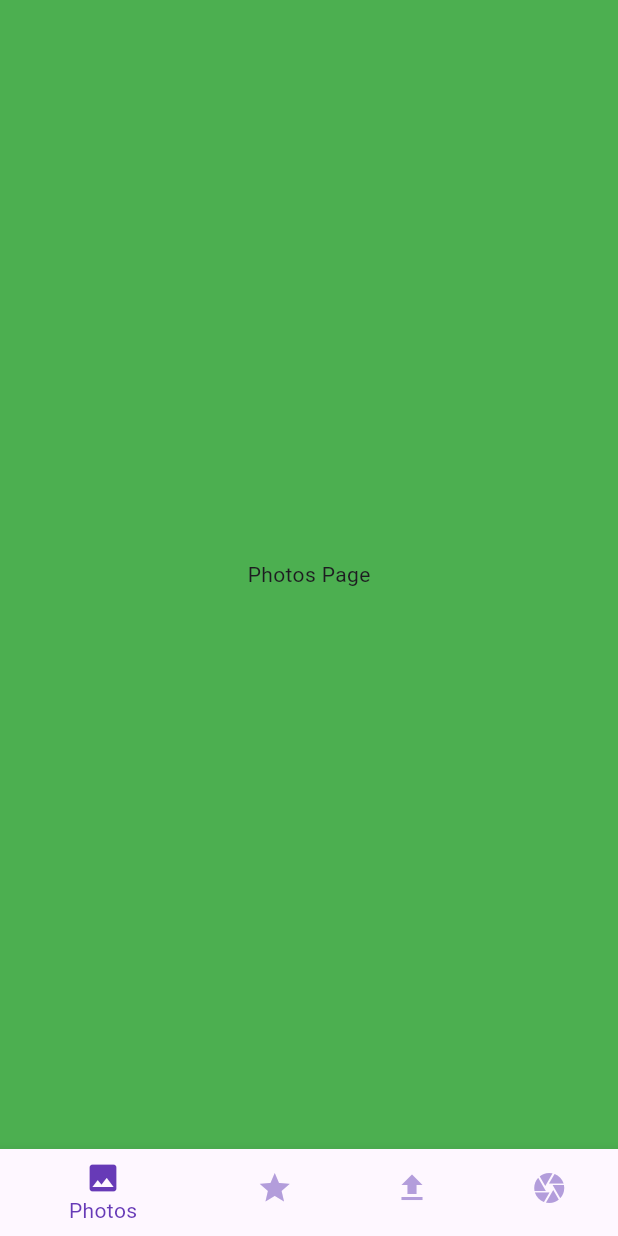
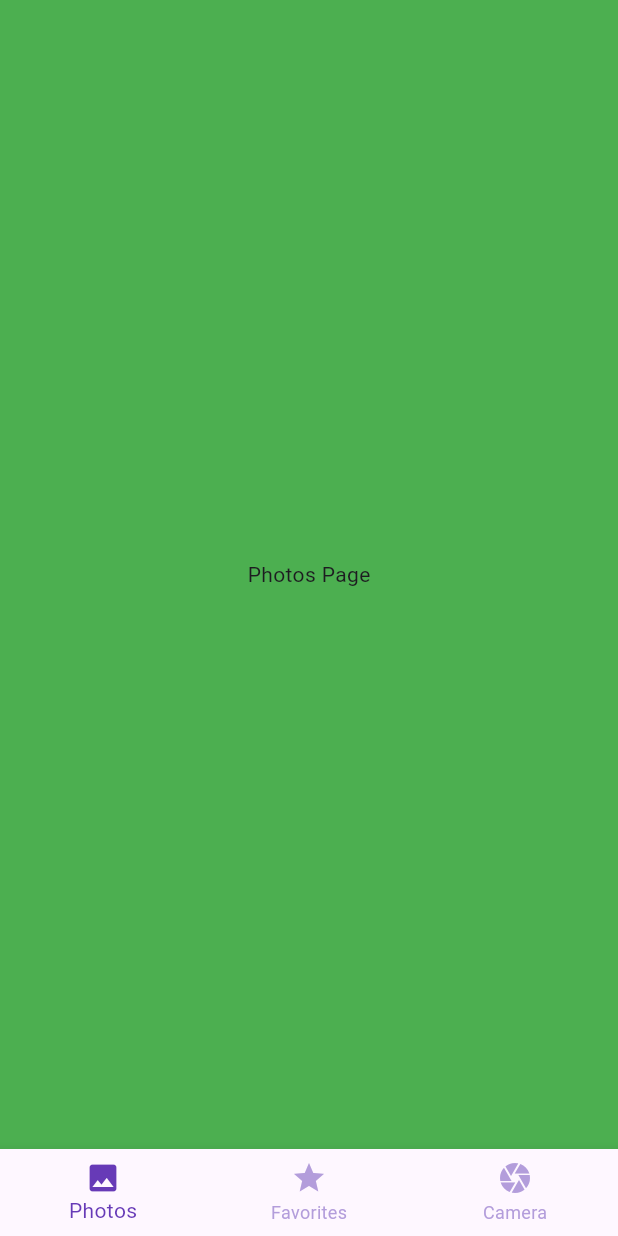
Before and after one commit to jackross11/CloudLens, a Flutter app: the screen it shows after launch, on a phone screen of 412 x 824 dp. Run offline on Flutter 3.47's test engine with Material 3 defaults, Android fonts, the light colour scheme and no system bars; our stand-ins replace camera, image_picker.

Commit message:
removed redundant page

```diff
--- a/lib/Pages/main_page.dart
+++ b/lib/Pages/main_page.dart
@@ -2,7 +2,6 @@ import 'package:camera/camera.dart';
 import 'package:cloud_lens/Pages/camera_page.dart';
 import 'package:cloud_lens/Pages/favorites_page.dart';
 import 'package:cloud_lens/Pages/photos_page.dart';
-import 'package:cloud_lens/Pages/upload_page.dart';
 import 'package:flutter/material.dart';
 
 class MainPage extends StatefulWidget {
@@ -19,7 +18,6 @@ class _MainPageState extends State<MainPage> {
   late final List<Widget> pages = [
     const PhotosPage(),
     const FavoritesPage(),
-    const UploadPage(),
     CameraPage(cameras: cameras),
   ];
 
@@ -33,7 +31,6 @@ class _MainPageState extends State<MainPage> {
         [
           BottomNavigationBarItem(icon: Icon(Icons.image), label: "Photos"),
           BottomNavigationBarItem(icon: Icon(Icons.star), label: "Favorites"),
-          BottomNavigationBarItem(icon: Icon(Icons.upload), label: "Upload"),
           BottomNavigationBarItem(icon: Icon(Icons.camera), label: "Camera"),
         ],
         onTap: (index) {
```
Also changed, not shown: lib/Pages/upload_page.dart (deleted, +0 -17 lines).
